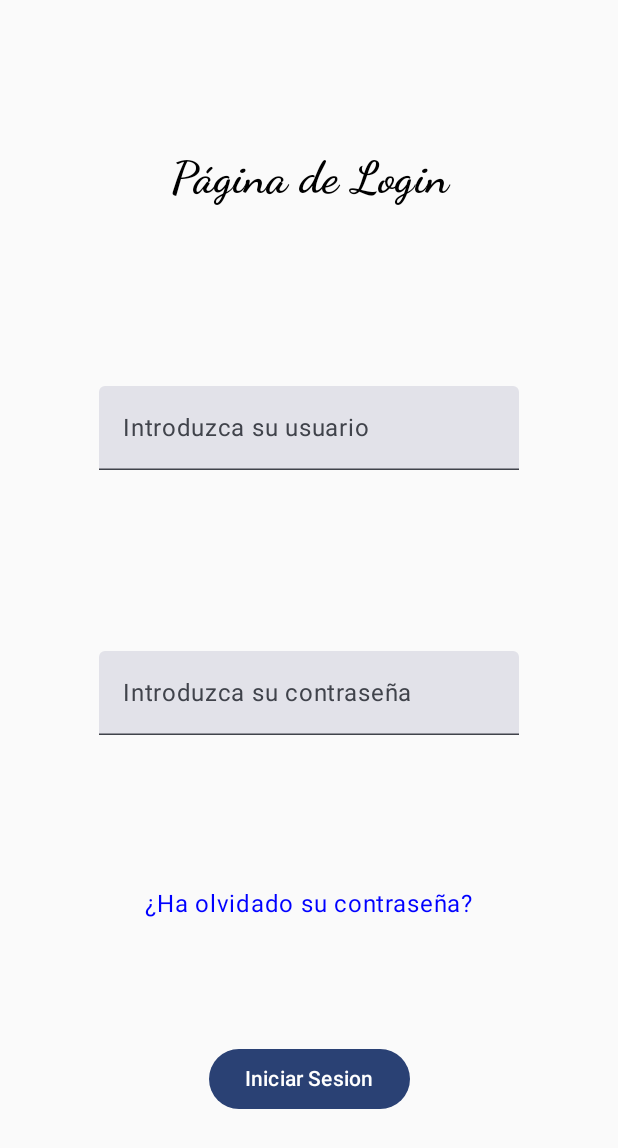
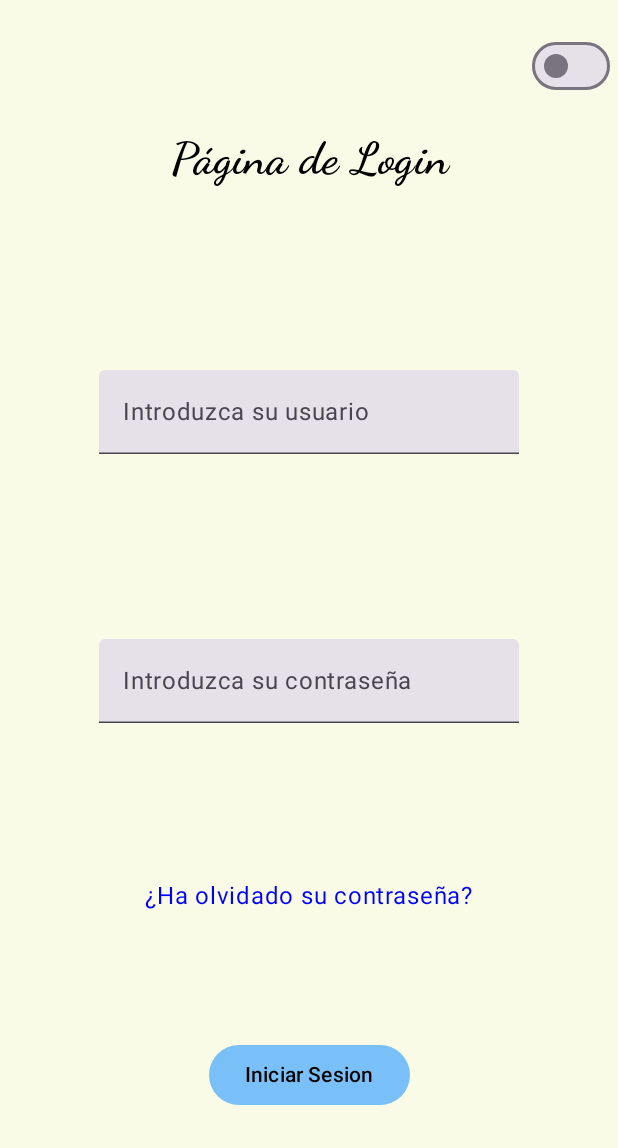
Before and after one commit to DanielGallegoM10/AppPruebasFisicas, an Android app built with Jetpack Compose: the screen it shows after launch (MainActivity), on a phone screen of 412 x 824 dp. Shown: the top 1148 px of the screen. Run offline under Robolectric (Android 15) with nearby library versions, the phone set to English and light mode, and no system bars.

Commit message:
DarkMode y correcciones de diseño

```diff
--- a/app/src/main/java/com/example/apppruebasfisicas/MainActivity.kt
+++ b/app/src/main/java/com/example/apppruebasfisicas/MainActivity.kt
@@ -5,14 +5,27 @@ import android.os.Bundle
 import androidx.activity.ComponentActivity
 import androidx.activity.compose.setContent
 import androidx.activity.enableEdgeToEdge
+import androidx.compose.foundation.background
+import androidx.compose.foundation.layout.Box
+import androidx.compose.foundation.layout.Row
 import androidx.compose.foundation.layout.fillMaxSize
 import androidx.compose.foundation.layout.padding
+import androidx.compose.material3.MaterialTheme
 import androidx.compose.material3.Scaffold
+import androidx.compose.material3.Switch
 import androidx.compose.material3.Text
 import androidx.compose.runtime.Composable
+import androidx.compose.runtime.getValue
+import androidx.compose.runtime.mutableStateOf
+import androidx.compose.runtime.saveable.rememberSaveable
+import androidx.compose.runtime.setValue
+import androidx.compose.ui.Alignment
 import androidx.compose.ui.Modifier
+import androidx.compose.ui.platform.LocalContext
 import androidx.compose.ui.tooling.preview.Preview
+import androidx.compose.ui.unit.dp
 import com.example.apppruebasfisicas.BDD.BDDPruebasFisicas
+import com.example.apppruebasfisicas.themeSwitch.ThemeMode
 import com.example.apppruebasfisicas.ui.theme.AppPruebasFisicasTheme
 
 class MainActivity : ComponentActivity() {
@@ -20,13 +33,45 @@ class MainActivity : ComponentActivity() {
         super.onCreate(savedInstanceState)
         enableEdgeToEdge()
         setContent {
-            AppPruebasFisicasTheme {
-                val bdd = BDDPruebasFisicas(this)
-                val db = bdd.writableDatabase
-                //Si deseas reiniciar las tablas de la base de datos, descomenta la siguiente línea
-//                bdd.onUpgrade(db, 0, 0)
-                NavegacionPrincipal()
+            val bdd = BDDPruebasFisicas(this)
+            val db = bdd.writableDatabase
+            //Si deseas reiniciar las tablas de la base de datos, descomenta la siguiente línea
+                bdd.onUpgrade(db, 0, 0)
+
+            val context = LocalContext.current
+
+            var themeMode by rememberSaveable { mutableStateOf(ThemePreferences.getTheme(this)) }
+            AppPruebasFisicasTheme (themeMode = themeMode) {
+
+                Box(
+                    modifier = Modifier
+                        .fillMaxSize()
+                        .background(MaterialTheme.colorScheme.background) // Aplica el color de fondo
+                ) {
+                    NavegacionPrincipal(themeMode) { newMode ->
+                        themeMode = newMode
+                        ThemePreferences.saveTheme(context, newMode)
+                    }
+                }
             }
         }
     }
 }
+
+@Composable
+fun ThemeSwitcher(currentMode: ThemeMode, onThemeChange: (ThemeMode) -> Unit) {
+    val isDarkMode = currentMode == ThemeMode.DARK
+
+    Row(
+        verticalAlignment = Alignment.CenterVertically,
+        modifier = Modifier.padding(end = 5.dp)
+    ) {
+
+        Switch(
+            checked = isDarkMode,
+            onCheckedChange = { isChecked ->
+                onThemeChange(if (isChecked) ThemeMode.DARK else ThemeMode.LIGHT)
+            }
+        )
+    }
+}
--- a/app/src/main/java/com/example/apppruebasfisicas/login/PantallaLogin.kt
+++ b/app/src/main/java/com/example/apppruebasfisicas/login/PantallaLogin.kt
@@ -1,10 +1,18 @@
 package com.example.apppruebasfisicas.login
 
+import ThemePreferences
 import android.util.Log
 import androidx.compose.foundation.clickable
+import androidx.compose.foundation.layout.Arrangement
 import androidx.compose.foundation.layout.Column
+import androidx.compose.foundation.layout.Row
 import androidx.compose.foundation.layout.Spacer
+import androidx.compose.foundation.layout.fillMaxHeight
 import androidx.compose.foundation.layout.fillMaxSize
+import androidx.compose.foundation.layout.fillMaxWidth
+import androidx.compose.foundation.layout.height
+import androidx.compose.foundation.rememberScrollState
+import androidx.compose.foundation.verticalScroll
 import androidx.compose.material3.Text
 import androidx.compose.runtime.Composable
 import androidx.compose.runtime.getValue
@@ -16,8 +24,10 @@ import androidx.compose.ui.Modifier
 import androidx.compose.ui.graphics.Color
 import androidx.compose.ui.platform.LocalContext
 import androidx.compose.ui.tooling.preview.Preview
+import androidx.compose.ui.unit.dp
 import androidx.compose.ui.window.Dialog
 import com.example.apppruebasfisicas.BDD.LoginHelper
+import com.example.apppruebasfisicas.ThemeSwitcher
 import com.example.apppruebasfisicas.componentes.Boton
 import com.example.apppruebasfisicas.componentes.CuadroDialogo
 import com.example.apppruebasfisicas.componentes.CuadroTexto
@@ -25,10 +35,11 @@ import com.example.apppruebasfisicas.componentes.CuadroTextoPass
 import com.example.apppruebasfisicas.componentes.DialogoCambiaContrasena
 import com.example.apppruebasfisicas.componentes.Titulo
 import com.example.apppruebasfisicas.entidades.LoginObj
+import com.example.apppruebasfisicas.themeSwitch.ThemeMode
 
 @Composable
-fun PantallaLogin(navigateToPrincipal: (Int) -> Unit){
-    Column(Modifier.fillMaxSize(), horizontalAlignment = Alignment.CenterHorizontally) {
+fun PantallaLogin(themeMode: ThemeMode, onThemeChange: (ThemeMode) -> Unit, navigateToPrincipal: (Int) -> Unit){
+    Column(Modifier.fillMaxHeight().verticalScroll(rememberScrollState()), horizontalAlignment = Alignment.CenterHorizontally) {
         var textoUsuario by rememberSaveable { mutableStateOf("") }
         var textoPass by rememberSaveable { mutableStateOf("") }
         var incorrectoDatos by rememberSaveable { mutableStateOf(false) }
@@ -45,7 +56,18 @@ fun PantallaLogin(navigateToPrincipal: (Int) -> Unit){
 
         var idUsuario: Int
 
-        Spacer(modifier = Modifier.weight(1f))
+        Spacer(modifier = Modifier.height(20.dp))
+        Row (
+            Modifier.fillMaxWidth(),
+            horizontalArrangement = Arrangement.End
+        ){
+            ThemeSwitcher(themeMode) {
+                newMode ->
+                onThemeChange(newMode)
+                ThemePreferences.saveTheme(context, newMode)
+            }
+        }
+
         Titulo("Página de Login")
         Spacer(modifier = Modifier.weight(1f))
 
--- a/app/src/main/java/com/example/apppruebasfisicas/navegacion/Pantallas.kt
+++ b/app/src/main/java/com/example/apppruebasfisicas/navegacion/Pantallas.kt
@@ -1,18 +1,19 @@
 package com.example.apppruebasfisicas.navegacion
 
+import com.example.apppruebasfisicas.themeSwitch.ThemeMode
 import kotlinx.serialization.Serializable
 
 @Serializable
 object Login
 
 @Serializable
-data class Principal(val idUsuario: Int)
+data class Principal(val themeMode: ThemeMode, val idUsuario: Int)
 
 @Serializable
-data class PruebasFisicas(val edad: Int, val sexo: String, val idUsuario: Int)
+data class PruebasFisicas(val themeMode: ThemeMode, val edad: Int, val sexo: String, val idUsuario: Int)
 
 @Serializable
-data class DetallePrueba(val nombrePrueba: String, val sexo: String, val edad: Int, val idUsuario: Int)
+data class DetallePrueba(val themeMode: ThemeMode, val nombrePrueba: String, val sexo: String, val edad: Int, val idUsuario: Int)
 
 @Serializable
-data class MuestraNotas(val idUsuario: Int)
+data class MuestraNotas(val themeMode: ThemeMode, val idUsuario: Int)
--- /dev/null
+++ b/app/src/main/java/com/example/apppruebasfisicas/themeSwitch/ThemeMode.java
@@ -0,0 +1,7 @@
+package com.example.apppruebasfisicas.themeSwitch;
+
+public enum ThemeMode {
+    LIGHT,
+    DARK,
+    SYSTEM
+}
--- /dev/null
+++ b/app/src/main/java/com/example/apppruebasfisicas/themeSwitch/ThemePreferences.kt
@@ -0,0 +1,18 @@
+import android.content.Context
+import android.content.SharedPreferences
+import com.example.apppruebasfisicas.themeSwitch.ThemeMode
+
+object ThemePreferences {
+    private const val PREFS_NAME = "theme_prefs"
+    private const val KEY_THEME = "theme_mode"
+
+    fun saveTheme(context: Context, themeMode: ThemeMode) {
+        val prefs: SharedPreferences = context.getSharedPreferences(PREFS_NAME, Context.MODE_PRIVATE)
+        prefs.edit().putString(KEY_THEME, themeMode.name).apply()
+    }
+
+    fun getTheme(context: Context): ThemeMode {
+        val prefs: SharedPreferences = context.getSharedPreferences(PREFS_NAME, Context.MODE_PRIVATE)
+        return ThemeMode.valueOf(prefs.getString(KEY_THEME, ThemeMode.SYSTEM.name) ?: ThemeMode.SYSTEM.name)
+    }
+}
--- a/app/src/main/java/com/example/apppruebasfisicas/ui/theme/Color.kt
+++ b/app/src/main/java/com/example/apppruebasfisicas/ui/theme/Color.kt
@@ -2,10 +2,22 @@ package com.example.apppruebasfisicas.ui.theme
 
 import androidx.compose.ui.graphics.Color
 
-val Purple80 = Color(0xFFD0BCFF)
-val PurpleGrey80 = Color(0xFFCCC2DC)
-val Pink80 = Color(0xFFEFB8C8)
+//val Purple80 = Color(0xFFD0BCFF)
+//val PurpleGrey80 = Color(0xFFCCC2DC)
+//val Pink80 = Color(0xFFEFB8C8)
+//
+//val Purple40 = Color(0xFF6650a4)
+//val PurpleGrey40 = Color(0xFF625b71)
+//val Pink40 = Color(0xFF7D5260)
 
-val Purple40 = Color(0xFF6650a4)
-val PurpleGrey40 = Color(0xFF625b71)
-val Pink40 = Color(0xFF7D5260)
+val LightPrimary = Color(0xFF7AC0F8) // Azul claro
+val LightOnPrimary = Color(0xFF000000)
+val  LightBackground = Color(0xFFF9FBE7) // Amarillo muy claro
+val LightOnBackground = Color(0xFF000000)
+
+val DarkPrimary = Color(0xFF7AC0F8) // Azul claro (puedes cambiarlo)
+val DarkOnPrimary = Color(0xFFFFFFFF)
+val DarkBackground = Color(0xFF121212) // Negro real
+val DarkOnBackground = Color(0xFFFFFFFF) // Blanco para contraste
+
+//0xFF1E1E1E
--- a/app/src/main/java/com/example/apppruebasfisicas/ui/theme/Theme.kt
+++ b/app/src/main/java/com/example/apppruebasfisicas/ui/theme/Theme.kt
@@ -9,44 +9,50 @@ import androidx.compose.material3.dynamicDarkColorScheme
 import androidx.compose.material3.dynamicLightColorScheme
 import androidx.compose.material3.lightColorScheme
 import androidx.compose.runtime.Composable
+import androidx.compose.ui.graphics.Color
 import androidx.compose.ui.platform.LocalContext
+import com.example.apppruebasfisicas.themeSwitch.ThemeMode
 
 private val DarkColorScheme = darkColorScheme(
-    primary = Purple80,
-    secondary = PurpleGrey80,
-    tertiary = Pink80
+    primary = DarkPrimary,
+    onPrimary = DarkOnPrimary,
+    background = DarkBackground,
+    onBackground = DarkOnBackground,
+    surface = Color(0xFF383535),
+    onSurface = Color(0xFFFFFFFF),
+    error = Color(0xFFCF6679),
+    onError = Color(0xFF000000)
 )
 
 private val LightColorScheme = lightColorScheme(
-    primary = Purple40,
-    secondary = PurpleGrey40,
-    tertiary = Pink40
-
-    /* Other default colors to override
-    background = Color(0xFFFFFBFE),
-    surface = Color(0xFFFFFBFE),
-    onPrimary = Color.White,
-    onSecondary = Color.White,
-    onTertiary = Color.White,
-    onBackground = Color(0xFF1C1B1F),
-    onSurface = Color(0xFF1C1B1F),
-    */
+    primary = LightPrimary,
+    onPrimary = LightOnPrimary,
+    background = LightBackground,
+    onBackground = LightOnBackground,
+    surface = Color(0xFFFAFAEA),
+    onSurface = Color(0xFF000000),
+    error = Color(0xFFB00020),
+    onError = Color(0xFFFFFFFF)
 )
 
 @Composable
 fun AppPruebasFisicasTheme(
-    darkTheme: Boolean = isSystemInDarkTheme(),
-    // Dynamic color is available on Android 12+
-    dynamicColor: Boolean = true,
+    themeMode: ThemeMode = ThemeMode.SYSTEM,
+    dynamicColor: Boolean = false,
     content: @Composable () -> Unit
 ) {
+    val isDarkTheme = when (themeMode) {
+        ThemeMode.LIGHT -> false
+        ThemeMode.DARK -> true
+        ThemeMode.SYSTEM -> isSystemInDarkTheme()
+    }
+
     val colorScheme = when {
         dynamicColor && Build.VERSION.SDK_INT >= Build.VERSION_CODES.S -> {
             val context = LocalContext.current
-            if (darkTheme) dynamicDarkColorScheme(context) else dynamicLightColorScheme(context)
+            if (isDarkTheme) dynamicDarkColorScheme(context) else dynamicLightColorScheme(context)
         }
-
-        darkTheme -> DarkColorScheme
+        isDarkTheme -> DarkColorScheme
         else -> LightColorScheme
     }
 
```
Also changed, not shown: app/src/main/java/com/example/apppruebasfisicas/componentes/Componentes.kt (+13 -10 lines), app/src/main/java/com/example/apppruebasfisicas/navegacion/NavegacionPrincipal.kt (+22 -9 lines), app/src/main/java/com/example/apppruebasfisicas/pantallaDetallePrueba/PantallaDetallePrueba.kt (+11 -2 lines), app/src/main/java/com/example/apppruebasfisicas/pantallaMuestraNotas/PantallaMuestraNotas.kt (+12 -3 lines), app/src/main/java/com/example/apppruebasfisicas/pantallaPrincipal/PantallaPrincipal.kt (+14 -4 lines), app/src/main/java/com/example/apppruebasfisicas/pruebasFisicasLista/PruebasFisicas.kt (+9 -4 lines).
